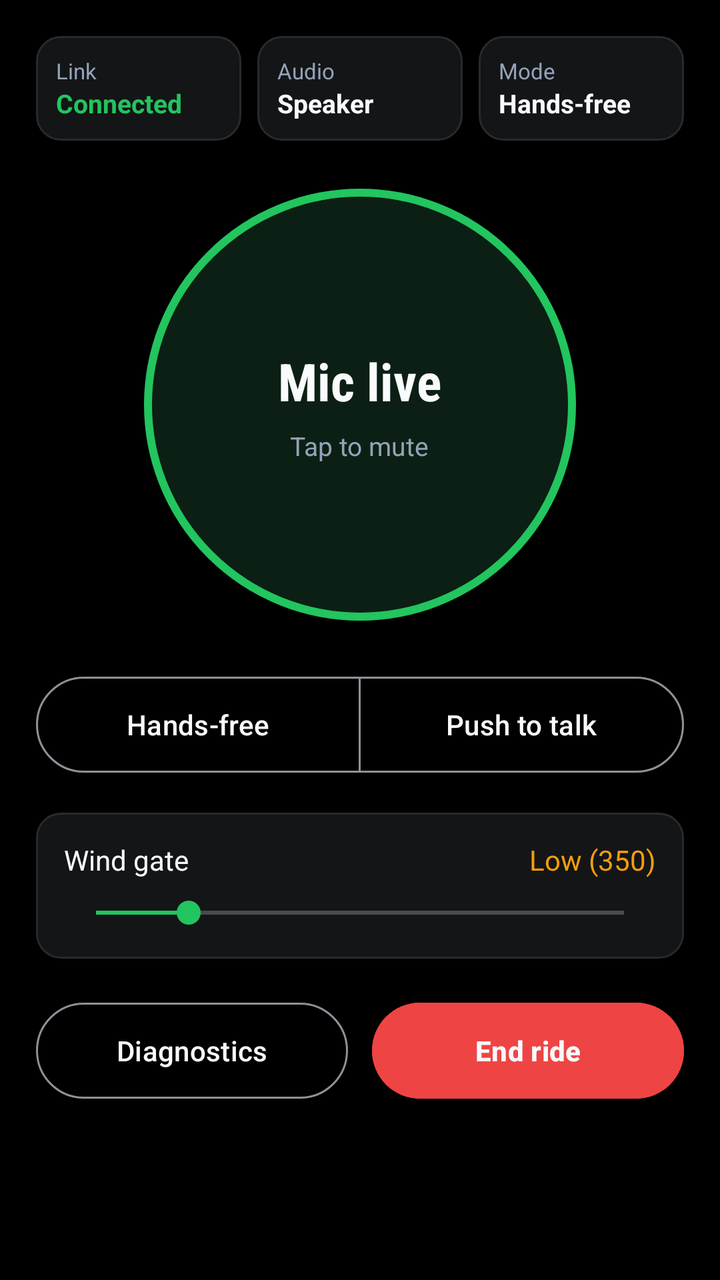
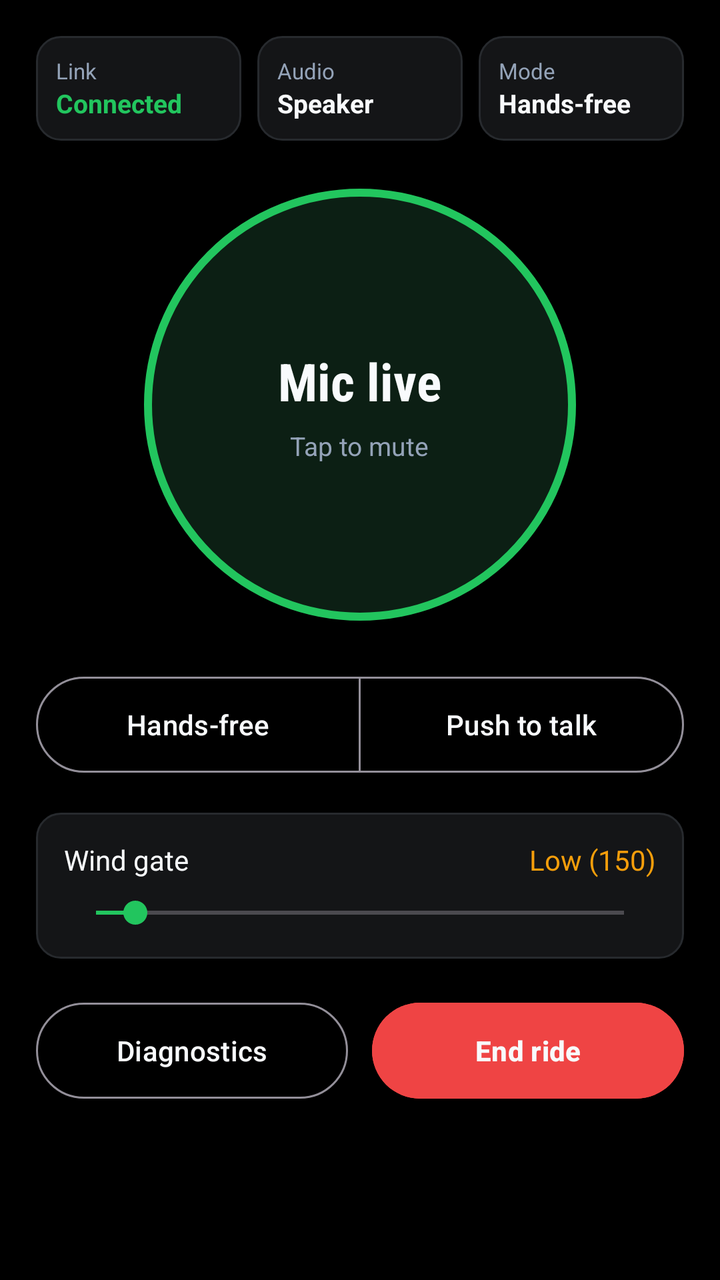

Two renders of the same Android screen: before a commit and after it. Below are the layout's source before the change and the commit's diff.
<!-- AndroidManifest.xml: application theme Theme.RiderLink -->
<!-- res/layout/activity_ride.xml -->
<?xml version="1.0" encoding="utf-8"?>
<ScrollView xmlns:android="http://schemas.android.com/apk/res/android"
    xmlns:app="http://schemas.android.com/apk/res-auto"
    android:layout_width="match_parent"
    android:layout_height="match_parent"
    android:background="@color/cockpit_black"
    android:fillViewport="true">

    <LinearLayout
        android:layout_width="match_parent"
        android:layout_height="wrap_content"
        android:gravity="center_horizontal"
        android:orientation="vertical"
        android:padding="18dp">

        
        <LinearLayout
            android:layout_width="match_parent"
            android:layout_height="wrap_content"
            android:orientation="horizontal">

            <LinearLayout
                android:layout_width="0dp"
                android:layout_height="wrap_content"
                android:layout_weight="1"
                android:background="@drawable/bg_status_pill"
                android:orientation="vertical"
                android:padding="10dp">

                <TextView
                    android:layout_width="wrap_content"
                    android:layout_height="wrap_content"
                    android:text="@string/pill_link"
                    android:textColor="@color/ink_slate"
                    android:textSize="11sp" />

                <TextView
                    android:id="@+id/txtPillLink"
                    android:layout_width="wrap_content"
                    android:layout_height="wrap_content"
                    android:fontFeatureSettings="tnum"
                    android:text="Connected"
                    android:textColor="@color/live_emerald"
                    android:textSize="13sp"
                    android:textStyle="bold" />
            </LinearLayout>

            <LinearLayout
                android:layout_width="0dp"
                android:layout_height="wrap_content"
                android:layout_marginHorizontal="8dp"
                android:layout_weight="1"
                android:background="@drawable/bg_status_pill"
                android:orientation="vertical"
                android:padding="10dp">

                <TextView
                    android:layout_width="wrap_content"
                    android:layout_height="wrap_content"
                    android:text="@string/pill_audio"
                    android:textColor="@color/ink_slate"
                    android:textSize="11sp" />

                <TextView
                    android:id="@+id/txtPillAudio"
                    android:layout_width="wrap_content"
                    android:layout_height="wrap_content"
                    android:text="Speaker"
                    android:textColor="@color/ink_white"
                    android:textSize="13sp"
                    android:textStyle="bold" />
            </LinearLayout>

            <LinearLayout
                android:layout_width="0dp"
                android:layout_height="wrap_content"
                android:layout_weight="1"
                android:background="@drawable/bg_status_pill"
                android:orientation="vertical"
                android:padding="10dp">

                <TextView
                    android:layout_width="wrap_content"
                    android:layout_height="wrap_content"
                    android:text="@string/pill_mode"
                    android:textColor="@color/ink_slate"
                    android:textSize="11sp" />

                <TextView
                    android:id="@+id/txtPillMode"
                    android:layout_width="wrap_content"
                    android:layout_height="wrap_content"
                    android:text="@string/mode_hands_free"
                    android:textColor="@color/ink_white"
                    android:textSize="13sp"
                    android:textStyle="bold" />
            </LinearLayout>
        </LinearLayout>

        
        <TextView
            android:id="@+id/txtRideAlert"
            android:layout_width="match_parent"
            android:layout_height="wrap_content"
            android:layout_marginTop="12dp"
            android:background="@drawable/bg_alert_strip"
            android:padding="12dp"
            android:textColor="@color/signal_amber"
            android:textSize="14sp"
            android:visibility="gone" />

        
        <LinearLayout
            android:id="@+id/btnCockpitCenter"
            android:layout_width="216dp"
            android:layout_height="216dp"
            android:layout_marginTop="24dp"
            android:background="@drawable/bg_cockpit_ring_live"
            android:clickable="true"
            android:focusable="true"
            android:gravity="center"
            android:orientation="vertical"
            android:padding="16dp">

            <TextView
                android:id="@+id/txtCenterPrimary"
                android:layout_width="wrap_content"
                android:layout_height="wrap_content"
                android:fontFamily="sans-serif-condensed"
                android:gravity="center"
                android:text="@string/mic_live"
                android:textColor="@color/ink_white"
                android:textSize="26sp"
                android:textStyle="bold" />

            <TextView
                android:id="@+id/txtCenterSub"
                android:layout_width="wrap_content"
                android:layout_height="wrap_content"
                android:layout_marginTop="6dp"
                android:gravity="center"
                android:text="@string/mic_live_sub"
                android:textColor="@color/ink_slate"
                android:textSize="13sp" />
        </LinearLayout>

        
        <com.google.android.material.button.MaterialButtonToggleGroup
            android:id="@+id/toggleTalkMode"
            android:layout_width="match_parent"
            android:layout_height="wrap_content"
            android:layout_marginTop="24dp"
            android:checkedButton="@+id/btnModeHandsFree"
            app:selectionRequired="true"
            app:singleSelection="true">

            <com.google.android.material.button.MaterialButton
                android:id="@+id/btnModeHandsFree"
                style="@style/Widget.Material3.Button.OutlinedButton"
                android:layout_width="0dp"
                android:layout_height="56dp"
                android:layout_weight="1"
                android:text="@string/mode_hands_free"
                android:textColor="@color/ink_white" />

            <com.google.android.material.button.MaterialButton
                android:id="@+id/btnModePtt"
                style="@style/Widget.Material3.Button.OutlinedButton"
                android:layout_width="0dp"
                android:layout_height="56dp"
                android:layout_weight="1"
                android:text="@string/mode_ptt"
                android:textColor="@color/ink_white" />
        </com.google.android.material.button.MaterialButtonToggleGroup>

        
        <LinearLayout
            android:id="@+id/panelWindGate"
            android:layout_width="match_parent"
            android:layout_height="wrap_content"
            android:layout_marginTop="16dp"
            android:background="@drawable/bg_status_pill"
            android:orientation="vertical"
            android:padding="14dp">

            <LinearLayout
                android:layout_width="match_parent"
                android:layout_height="wrap_content"
                android:orientation="horizontal">

                <TextView
                    android:layout_width="0dp"
                    android:layout_height="wrap_content"
                    android:layout_weight="1"
                    android:text="@string/wind_gate_label"
                    android:textColor="@color/ink_white"
                    android:textSize="14sp" />

                <TextView
                    android:id="@+id/txtWindGateValue"
                    android:layout_width="wrap_content"
                    android:layout_height="wrap_content"
                    android:fontFeatureSettings="tnum"
                    android:text="Low (350)"
                    android:textColor="@color/signal_amber"
                    android:textSize="14sp" />
            </LinearLayout>

            <SeekBar
                android:id="@+id/seekWindGate"
                android:layout_width="match_parent"
                android:layout_height="wrap_content"
                android:layout_marginTop="8dp"
                android:max="2000"
                android:progress="350" />
        </LinearLayout>

        
        <LinearLayout
            android:layout_width="match_parent"
            android:layout_height="wrap_content"
            android:layout_marginTop="18dp"
            android:orientation="horizontal">

            <com.google.android.material.button.MaterialButton
                android:id="@+id/btnToggleDiagnostics"
                style="@style/Widget.Material3.Button.OutlinedButton"
                android:layout_width="0dp"
                android:layout_height="56dp"
                android:layout_weight="1"
                android:text="@string/diagnostics_button"
                android:textColor="@color/ink_white" />

            <com.google.android.material.button.MaterialButton
                android:id="@+id/btnEndRide"
                android:layout_width="0dp"
                android:layout_height="56dp"
                android:layout_marginStart="12dp"
                android:layout_weight="1"
                android:backgroundTint="@color/cutoff_crimson"
                android:text="@string/end_ride_button"
                android:textColor="@color/ink_white"
                android:textStyle="bold" />
        </LinearLayout>

        <include
            android:id="@+id/diagnosticsDrawer"
            layout="@layout/view_diagnostics_drawer"
            android:layout_width="match_parent"
            android:layout_height="wrap_content"
            android:layout_marginTop="12dp"
            android:visibility="gone" />

    </LinearLayout>
</ScrollView>
<!-- res/layout/view_diagnostics_drawer.xml (included above) -->
<?xml version="1.0" encoding="utf-8"?>
<LinearLayout xmlns:android="http://schemas.android.com/apk/res/android"
    android:layout_width="match_parent"
    android:layout_height="wrap_content"
    android:background="@drawable/bg_status_pill"
    android:orientation="vertical"
    android:padding="14dp">

    <LinearLayout
        android:layout_width="match_parent"
        android:layout_height="wrap_content"
        android:orientation="horizontal">

        <LinearLayout
            android:layout_width="0dp"
            android:layout_height="wrap_content"
            android:layout_weight="1"
            android:orientation="vertical">

            <TextView
                android:layout_width="wrap_content"
                android:layout_height="wrap_content"
                android:text="@string/diag_rtt"
                android:textColor="@color/ink_slate"
                android:textSize="12sp" />

            <TextView
                android:id="@+id/txtDiagRtt"
                android:layout_width="wrap_content"
                android:layout_height="wrap_content"
                android:fontFeatureSettings="tnum"
                android:text="0 ms"
                android:textColor="@color/ink_white"
                android:textSize="15sp"
                android:textStyle="bold" />
        </LinearLayout>

        <LinearLayout
            android:layout_width="0dp"
            android:layout_height="wrap_content"
            android:layout_weight="1"
            android:orientation="vertical">

            <TextView
                android:layout_width="wrap_content"
                android:layout_height="wrap_content"
                android:text="@string/diag_loss"
                android:textColor="@color/ink_slate"
                android:textSize="12sp" />

            <TextView
                android:id="@+id/txtDiagLoss"
                android:layout_width="wrap_content"
                android:layout_height="wrap_content"
                android:fontFeatureSettings="tnum"
                android:text="0.0%"
                android:textColor="@color/ink_white"
                android:textSize="15sp"
                android:textStyle="bold" />
        </LinearLayout>
    </LinearLayout>

    <LinearLayout
        android:layout_width="match_parent"
        android:layout_height="wrap_content"
        android:layout_marginTop="10dp"
        android:orientation="horizontal">

        <LinearLayout
            android:layout_width="0dp"
            android:layout_height="wrap_content"
            android:layout_weight="1"
            android:orientation="vertical">

            <TextView
                android:layout_width="wrap_content"
                android:layout_height="wrap_content"
                android:text="@string/diag_route"
                android:textColor="@color/ink_slate"
                android:textSize="12sp" />

            <TextView
                android:id="@+id/txtDiagRoute"
                android:layout_width="wrap_content"
                android:layout_height="wrap_content"
                android:textColor="@color/ink_white"
                android:textSize="14sp" />
        </LinearLayout>

        <LinearLayout
            android:layout_width="0dp"
            android:layout_height="wrap_content"
            android:layout_weight="1"
            android:orientation="vertical">

            <TextView
                android:layout_width="wrap_content"
                android:layout_height="wrap_content"
                android:text="@string/diag_transport"
                android:textColor="@color/ink_slate"
                android:textSize="12sp" />

            <TextView
                android:id="@+id/txtDiagTransport"
                android:layout_width="wrap_content"
                android:layout_height="wrap_content"
                android:fontFeatureSettings="tnum"
                android:textColor="@color/ink_white"
                android:textSize="14sp" />
        </LinearLayout>
    </LinearLayout>

    <LinearLayout
        android:layout_width="match_parent"
        android:layout_height="wrap_content"
        android:layout_marginTop="10dp"
        android:orientation="horizontal">

        <LinearLayout
            android:layout_width="0dp"
            android:layout_height="wrap_content"
            android:layout_weight="1"
            android:orientation="vertical">

            <TextView
                android:layout_width="wrap_content"
                android:layout_height="wrap_content"
                android:text="@string/diag_jitter"
                android:textColor="@color/ink_slate"
                android:textSize="12sp" />

            <TextView
                android:id="@+id/txtDiagJitter"
                android:layout_width="wrap_content"
                android:layout_height="wrap_content"
                android:fontFeatureSettings="tnum"
                android:text="0 frames"
                android:textColor="@color/ink_white"
                android:textSize="14sp" />
        </LinearLayout>

        <LinearLayout
            android:layout_width="0dp"
            android:layout_height="wrap_content"
            android:layout_weight="1"
            android:orientation="vertical">

            <TextView
                android:layout_width="wrap_content"
                android:layout_height="wrap_content"
                android:text="@string/diag_locks"
                android:textColor="@color/ink_slate"
                android:textSize="12sp" />

            <TextView
                android:id="@+id/txtDiagLocks"
                android:layout_width="wrap_content"
                android:layout_height="wrap_content"
                android:textColor="@color/ink_white"
                android:textSize="14sp" />
        </LinearLayout>
    </LinearLayout>

    <TextView
        android:id="@+id/txtDiagBattery"
        android:layout_width="match_parent"
        android:layout_height="wrap_content"
        android:layout_marginTop="10dp"
        android:textColor="@color/signal_amber"
        android:textSize="13sp" />

</LinearLayout>
<!-- resources referenced by this layout -->
<resources>
  <color name="cockpit_black">#000000</color>
  <color name="cutoff_crimson">#EF4444</color>
  <color name="ink_slate">#94A3B8</color>
  <color name="ink_white">#F8FAFC</color>
  <color name="live_emerald">#22C55E</color>
  <color name="signal_amber">#F59E0B</color>
  <!-- drawable bg_alert_strip (drawable) -->
  <?xml version="1.0" encoding="utf-8"?>
  <shape xmlns:android="http://schemas.android.com/apk/res/android"
      android:shape="rectangle">
      <solid android:color="#1A1208" />
      <stroke
          android:width="1dp"
          android:color="@color/signal_amber" />
      <corners android:radius="12dp" />
  </shape>
  <!-- drawable bg_cockpit_ring_live (drawable) -->
  <?xml version="1.0" encoding="utf-8"?>
  <shape xmlns:android="http://schemas.android.com/apk/res/android"
      android:shape="oval">
      <solid android:color="#0C1F14" />
      <stroke
          android:width="4dp"
          android:color="@color/live_emerald" />
  </shape>
  <!-- drawable bg_status_pill (drawable) -->
  <?xml version="1.0" encoding="utf-8"?>
  <shape xmlns:android="http://schemas.android.com/apk/res/android"
      android:shape="rectangle">
      <solid android:color="@color/panel_asphalt" />
      <stroke
          android:width="1dp"
          android:color="@color/bezel_steel" />
      <corners android:radius="12dp" />
  </shape>
  <string name="diag_jitter">Jitter buffer</string>
  <string name="diag_locks">Wake &amp; Wi-Fi locks</string>
  <string name="diag_loss">Packet loss</string>
  <string name="diag_route">Audio route</string>
  <string name="diag_rtt">RTT latency</string>
  <string name="diag_transport">Transport</string>
  <string name="diagnostics_button">Diagnostics</string>
  <string name="end_ride_button">End ride</string>
  <string name="mic_live">Mic live</string>
  <string name="mic_live_sub">Tap to mute</string>
  <string name="mode_hands_free">Hands-free</string>
  <string name="mode_ptt">Push to talk</string>
  <string name="pill_audio">Audio</string>
  <string name="pill_link">Link</string>
  <string name="pill_mode">Mode</string>
  <string name="wind_gate_label">Wind gate</string>
  <style name="Theme.RiderLink" parent="Theme.Material3.Dark.NoActionBar">
          <item name="android:windowBackground">@color/cockpit_black</item>
          <item name="android:colorBackground">@color/cockpit_black</item>
          <item name="android:statusBarColor">@color/cockpit_black</item>
          <item name="android:navigationBarColor">@color/cockpit_black</item>
          <item name="colorPrimary">@color/signal_amber</item>
          <item name="colorOnPrimary">@color/cockpit_black</item>
          <item name="colorSecondary">@color/live_emerald</item>
          <item name="colorSurface">@color/panel_asphalt</item>
          <item name="colorOnSurface">@color/ink_white</item>
      </style>
  <color name="panel_asphalt">#141517</color>
  <color name="bezel_steel">#272A2E</color>
</resources>

<!-- the commit's change to res/layout/activity_ride.xml (unified diff, before → after) -->
@@ -201,7 +201,7 @@
                     android:layout_width="wrap_content"
                     android:layout_height="wrap_content"
                     android:fontFeatureSettings="tnum"
-                    android:text="Low (350)"
+                    android:text="Low (150)"
                     android:textColor="@color/signal_amber"
                     android:textSize="14sp" />
             </LinearLayout>
@@ -212,7 +212,7 @@
                 android:layout_height="wrap_content"
                 android:layout_marginTop="8dp"
                 android:max="2000"
-                android:progress="350" />
+                android:progress="150" />
         </LinearLayout>
 
         
